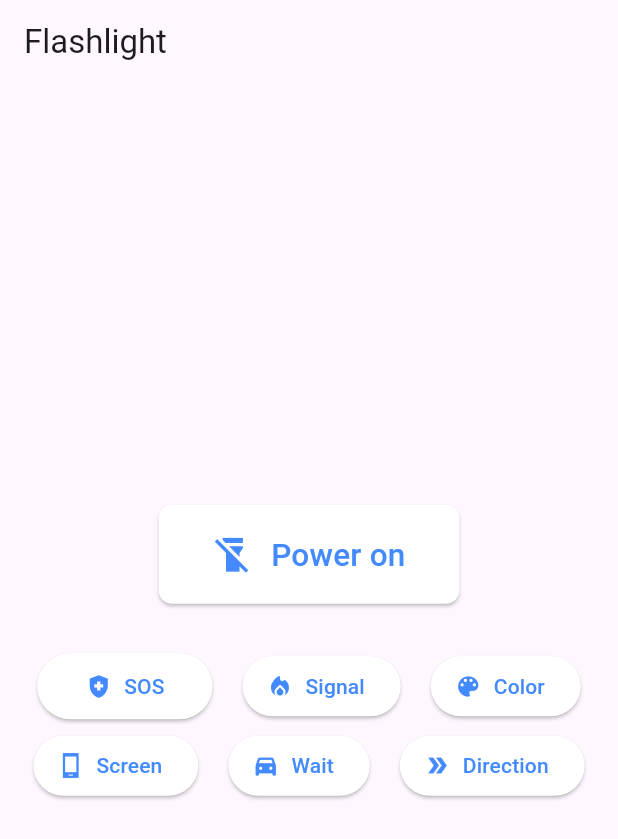
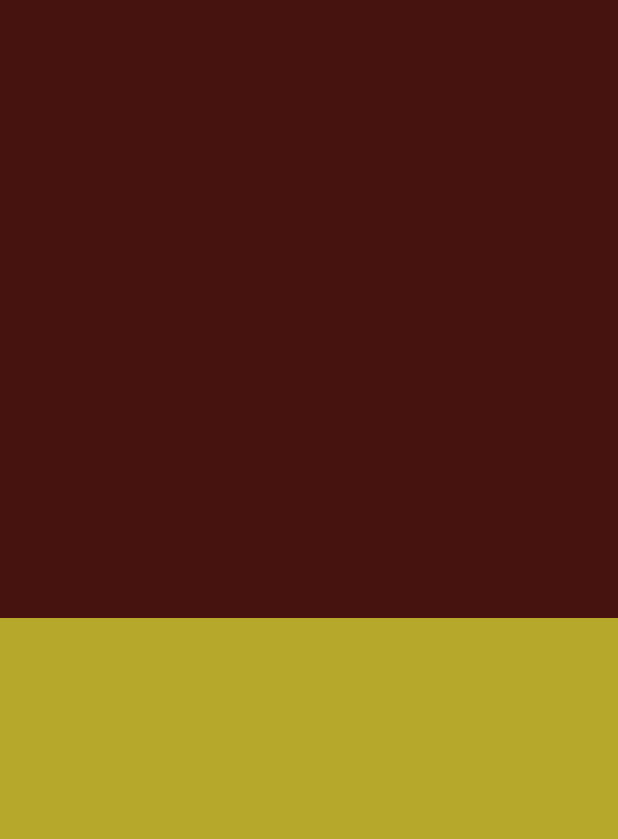
Before and after one commit to shakilmahmud10/torch_magic, a Flutter app: the screen it shows after launch, after a tap on "Wait", on a phone screen of 412 x 824 dp. Shown: the top 839 px of the screen. Run offline on Flutter 3.47's test engine with Material 3 defaults, Android fonts, the phone set to English and light mode, and no system bars; missing offline and left inert: torch_light.

Commit message:
wait page added

```diff
--- a/lib/main.dart
+++ b/lib/main.dart
@@ -2,6 +2,7 @@ import 'package:flutter/material.dart';
 import 'package:torch_light/torch_light.dart';
 import 'package:torch_magic/pages/ColorsPage.dart';
 import 'package:torch_magic/pages/PoliceSignal.dart';
+import 'package:torch_magic/pages/Wait.dart';
 
 void main() => runApp(MyApp());
 
@@ -175,12 +176,14 @@ class _FlashLightState extends State<FlashLight> {
                       backgroundColor: Colors.white,
                     ),
                     icon: Icon(Icons.phone_android_sharp),
-                    label: Text("Screen")
+                    label: Text("Text")
                 ),
                 SizedBox(width: 20),
 
                 ElevatedButton.icon(
-                    onPressed: (){},
+                    onPressed: (){
+                      Navigator.push(context,MaterialPageRoute(builder: (context) =>Wait()));
+                    },
                     style: ElevatedButton.styleFrom(
                       foregroundColor: Colors.blueAccent,
                       backgroundColor: Colors.white,
--- a/lib/pages/ColorsPage.dart
+++ b/lib/pages/ColorsPage.dart
@@ -11,24 +11,24 @@ class ColorsPage extends StatefulWidget {
 class _ColorsPageState extends State<ColorsPage> {
 
   final List<Color> baseColors = [
+    Colors.lime,
+    Colors.lightGreen,
+    Colors.green,
+    Colors.teal,
+    Colors.cyan,
+    Colors.blue,
+    Colors.indigo,
+    Colors.deepPurple,
+    Colors.purple,
+    Colors.pink,
     Colors.red,
-    Colors.green,
+    Colors.deepOrange,
+    Colors.orange,
+    Colors.amber,
     Colors.yellow,
     Colors.white,
-    Colors.blue,
-    Colors.purple,
-    Colors.pink,
-    Colors.orange,
-    Colors.cyan,
-    Colors.teal,
-    Colors.lime,
-    Colors.indigo,
+    Colors.grey,
     Colors.brown,
-    Colors.grey,
-    Colors.deepOrange,
-    Colors.deepPurple,
-    Colors.lightGreen,
-    Colors.amber,
   ];
 
   int currentIndex = 0;
@@ -49,14 +49,15 @@ class _ColorsPageState extends State<ColorsPage> {
     });
   }
 
-  @override
-  void initState() {
-    super.initState();
-    SystemChrome.setEnabledSystemUIMode(SystemUiMode.manual, overlays: []);
-    // Hides the bottom navigation bar and the status bar
-  }
+  // @override
+  // void initState() {
+  //   super.initState();
+  //   SystemChrome.setEnabledSystemUIMode(SystemUiMode.manual, overlays: []);
+  //   // Hides the bottom navigation bar and the status bar
+  // }
 
   @override
+  // SystemChrome.setEnabledSystemUIMode(SystemUiMode, overlays:[]);
   Widget build(BuildContext context) {
 
     final Color currentColor = baseColors[currentIndex];
--- /dev/null
+++ b/lib/pages/Wait.dart
@@ -0,0 +1,54 @@
+import 'dart:async';
+import 'package:flutter/material.dart';
+
+class Wait extends StatefulWidget {
+  const Wait({super.key});
+
+  @override
+  State<Wait> createState() => _WaitState();
+}
+
+class _WaitState extends State<Wait> {
+
+  final List<Color> colors = [
+    Colors.red,
+    Colors.yellow,
+  ];
+
+  final bgColor = Colors.black;
+
+  bool showTop = true;
+
+  @override
+  void initState (){
+    super.initState();
+    Timer.periodic(const Duration(milliseconds: 500), (timer){
+      setState(() {
+        showTop = !showTop;
+      });
+    });
+  }
+
+  @override
+  Widget build(BuildContext context) {
+    return Scaffold(
+      backgroundColor: bgColor,
+      body: Column(
+        children: [
+          Expanded(
+              child: AnimatedContainer(
+                  duration: const Duration(milliseconds: 350),
+                  color: showTop ? colors[0] : bgColor ,
+              )
+          ),
+          Expanded(
+              child: AnimatedContainer(
+                  duration: const Duration(milliseconds: 350),
+                  color: showTop ? bgColor : colors[1],
+              )
+          )
+        ],
+      ),
+    );
+  }
+}
```
